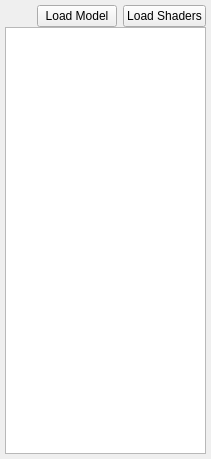
Old version of the form ProjBrowser.ui in the repository shooshx/kawaiigl.
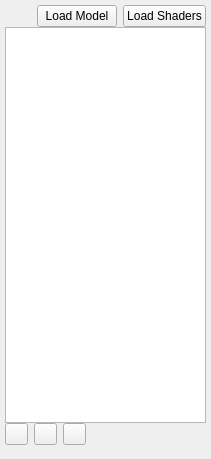
New version of the form. Icons and pictures are not drawn. Custom widgets are drawn as their Qt base class.

What changed in the file:
```diff
--- a/ProjBrowser.ui
+++ b/ProjBrowser.ui
@@ -86,6 +86,68 @@
      </column>
     </widget>
    </item>
+   <item>
+    <layout class="QHBoxLayout" name="horizontalLayout_2" >
+     <property name="bottomMargin" >
+      <number>9</number>
+     </property>
+     <item>
+      <widget class="QPushButton" name="upBut" >
+       <property name="maximumSize" >
+        <size>
+         <width>23</width>
+         <height>23</height>
+        </size>
+       </property>
+       <property name="icon" >
+        <iconset>
+         <normaloff>://images/arrow-up.png</normaloff>://images/arrow-up.png</iconset>
+       </property>
+      </widget>
+     </item>
+     <item>
+      <widget class="QPushButton" name="downBut" >
+       <property name="maximumSize" >
+        <size>
+         <width>23</width>
+         <height>23</height>
+        </size>
+       </property>
+       <property name="icon" >
+        <iconset>
+         <normaloff>://images/arrow-down.png</normaloff>://images/arrow-down.png</iconset>
+       </property>
+      </widget>
+     </item>
+     <item>
+      <widget class="QPushButton" name="removeBut" >
+       <property name="maximumSize" >
+        <size>
+         <width>23</width>
+         <height>23</height>
+        </size>
+       </property>
+       <property name="icon" >
+        <iconset>
+         <normaloff>://images/cross.png</normaloff>://images/cross.png</iconset>
+       </property>
+      </widget>
+     </item>
+     <item>
+      <spacer name="horizontalSpacer_2" >
+       <property name="orientation" >
+        <enum>Qt::Horizontal</enum>
+       </property>
+       <property name="sizeHint" stdset="0" >
+        <size>
+         <width>40</width>
+         <height>20</height>
+        </size>
+       </property>
+      </spacer>
+     </item>
+    </layout>
+   </item>
   </layout>
  </widget>
  <layoutdefault spacing="6" margin="11" />
```
Left out of the diff: 4 changed lines with no effect on the pictures.
